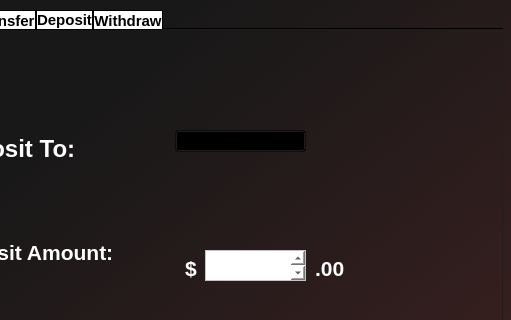
This is ATM/bankaccount.ui in CS3560-3-3/Bank-ATM-Subsystem as Qt 5 draws it before an edit; both pictures show x 107 to 618 and y 0 to 320 of the 618 by 510 pixel window. The edited form follows.
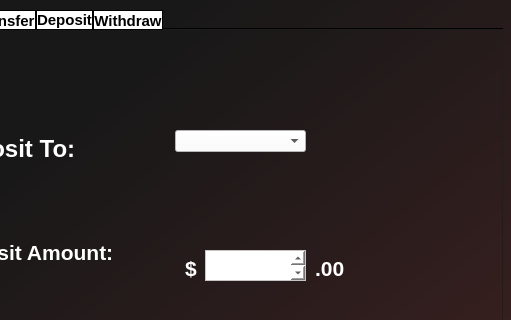
This is the edited form. The open tabs and pages were chosen to show the change.

Commit message: Fix UI, Change ActBalances after every transaction

```diff
--- a/ATM/bankaccount.ui
+++ b/ATM/bankaccount.ui
@@ -547,7 +547,7 @@
      </property>
      <property name="styleSheet">
       <string notr="true">QComboBox {
-background-box: white;
+background-color: white;
 }</string>
      </property>
     </widget>
```
Left out of the diff: 4 changed lines with no effect on the pictures. The commit also changes 1 other file.
